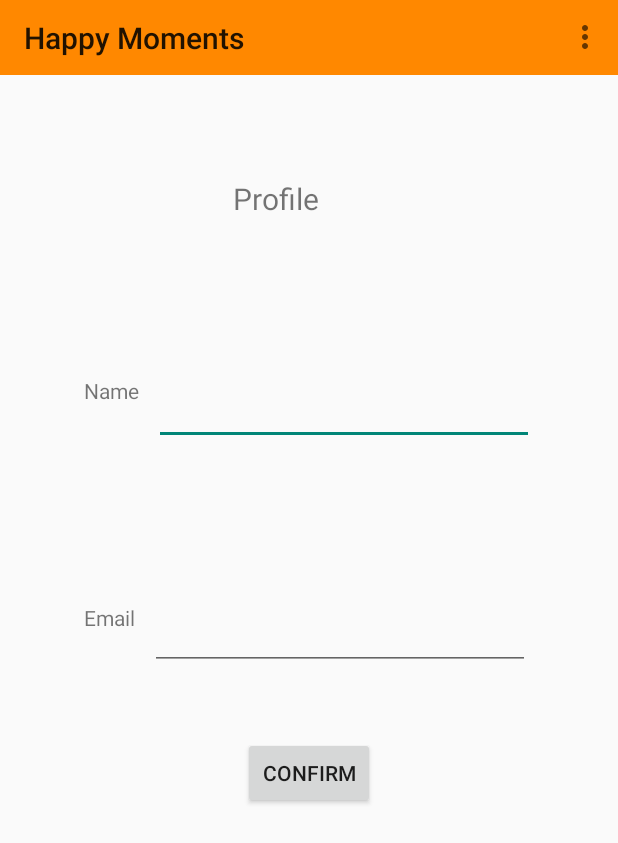
After one commit to wf1101/HappyMoments, an Android app: the SettingActivity screen opened directly, with no data from a screen before it, on a phone screen of 412 x 824 dp. The commit adds this screen. Shown: the top 843 px of the screen. Run offline under Robolectric (Android 15) with nearby library versions, the phone set to English and light mode, and no system bars; our stand-ins replace Firebase (no records; nobody signed in at launch, a user with empty details on screens opened directly); libraries missing offline, so code that uses them is left out: com.firebase.ui.

Commit message:
Added toolbar to all screen Added setting activity

```diff
--- /dev/null
+++ b/app/src/main/java/com/happymoments/wenjie/happymoments/SettingActivity.java
@@ -0,0 +1,93 @@
+package com.happymoments.wenjie.happymoments;
+
+import android.support.v7.app.AppCompatActivity;
+import android.os.Bundle;
+import android.support.v7.widget.Toolbar;
+import android.view.Menu;
+import android.view.MenuInflater;
+import android.view.MenuItem;
+import android.view.View;
+import android.widget.Button;
+import android.widget.EditText;
+import android.widget.TextView;
+import android.widget.Toast;
+
+import com.firebase.ui.auth.AuthUI;
+import com.google.firebase.auth.FirebaseAuth;
+
+public class SettingActivity extends AppCompatActivity {
+    private String mUserName;
+    private String mUserEmail;
+
+
+    @Override
+    protected void onCreate(Bundle savedInstanceState) {
+        super.onCreate(savedInstanceState);
+        setContentView(R.layout.activity_setting);
+
+        // add action bar
+        Toolbar toolbar = (Toolbar) findViewById(R.id.action_bar);
+        setSupportActionBar(toolbar);
+
+        // display current user's name and email
+        mUserName = FirebaseAuth.getInstance().getCurrentUser().getDisplayName();
+        mUserEmail = FirebaseAuth.getInstance().getCurrentUser().getEmail();
+        EditText name = findViewById(R.id.setting_name_field);
+        EditText email = findViewById(R.id.setting_email_field);
+        name.setText(mUserName);
+        email.setText(mUserEmail);
+
+        // confirm button to update user name and email
+        Button confirm = findViewById(R.id.confirm_btn);
+        confirm.setOnClickListener(new View.OnClickListener() {
+            @Override
+            public void onClick(View v) {
+                EditText name = findViewById(R.id.setting_name_field);
+                String newName = name.getText().toString();
+                if (mUserName != newName ) {
+                    mUserName = newName;
+                }
+
+                EditText email = findViewById(R.id.setting_email_field);
+                String newEmail= email.getText().toString();
+                if (mUserEmail != newEmail ) {
+                    mUserEmail = newEmail;
+                }
+
+                toastMessage("Changes saved");
+
+            }
+        });
+
+
+    }
+
+    // toolbar options
+    @Override
+    public boolean onCreateOptionsMenu(Menu menu) {
+        MenuInflater menuInflater = getMenuInflater();
+        menuInflater.inflate(R.menu.menu, menu);
+        return super.onCreateOptionsMenu(menu);
+    }
+
+
+    // Add log out function - use Firebase UI
+    @Override
+    public boolean onOptionsItemSelected(MenuItem item) {
+        toastMessage("log out");
+        switch (item.getItemId()){
+            case R.id.log_out:
+                // sign out
+                AuthUI.getInstance().signOut(this);
+                return true;
+            default:
+                return super.onOptionsItemSelected(item);
+        }
+
+    }
+
+
+    private void toastMessage(String message) {
+        Toast.makeText(this, message, Toast.LENGTH_SHORT).show();
+    }
+}
--- a/app/src/main/res/layout/action_bar.xml
+++ b/app/src/main/res/layout/action_bar.xml
@@ -1,8 +1,8 @@
 <?xml version="1.0" encoding="utf-8"?>
-<android.support.v7.widget.Toolbar
-    xmlns:android="http://schemas.android.com/apk/res/android"
+<android.support.v7.widget.Toolbar xmlns:android="http://schemas.android.com/apk/res/android"
+    style="@style/ToolBarStyle"
     android:layout_width="match_parent"
-    android:layout_height="wrap_content"
-    style="@style/ToolBarStyle">
+    android:layout_height="50dp"
+    android:background="@android:color/holo_orange_dark">
 
 </android.support.v7.widget.Toolbar>
--- /dev/null
+++ b/app/src/main/res/layout/activity_setting.xml
@@ -0,0 +1,107 @@
+<?xml version="1.0" encoding="utf-8"?>
+<android.support.constraint.ConstraintLayout xmlns:android="http://schemas.android.com/apk/res/android"
+    xmlns:app="http://schemas.android.com/apk/res-auto"
+    xmlns:tools="http://schemas.android.com/tools"
+    android:layout_width="match_parent"
+    android:layout_height="match_parent"
+    tools:context=".SettingActivity">
+
+    <include
+        android:id="@+id/action_bar"
+        layout="@layout/action_bar"
+        app:layout_constraintBottom_toBottomOf="parent"
+        app:layout_constraintEnd_toEndOf="parent"
+        app:layout_constraintStart_toStartOf="parent"
+        app:layout_constraintTop_toTopOf="parent">
+
+    </include>
+
+    <TextView
+        android:id="@+id/textView2"
+        android:layout_width="102dp"
+        android:layout_height="30dp"
+        android:layout_marginBottom="8dp"
+        android:layout_marginEnd="8dp"
+        android:layout_marginStart="8dp"
+        android:layout_marginTop="8dp"
+        android:text="Profile"
+        android:textSize="20sp"
+        app:layout_constraintBottom_toBottomOf="parent"
+        app:layout_constraintEnd_toEndOf="parent"
+        app:layout_constraintHorizontal_bias="0.501"
+        app:layout_constraintStart_toStartOf="parent"
+        app:layout_constraintTop_toTopOf="parent"
+        app:layout_constraintVertical_bias="0.142" />
+
+    <LinearLayout
+        android:layout_width="300dp"
+        android:layout_height="72dp"
+        android:layout_marginBottom="8dp"
+        android:layout_marginEnd="8dp"
+        android:layout_marginStart="8dp"
+        android:layout_marginTop="8dp"
+        android:orientation="horizontal"
+        app:layout_constraintBottom_toBottomOf="parent"
+        app:layout_constraintEnd_toEndOf="parent"
+        app:layout_constraintStart_toStartOf="parent"
+        app:layout_constraintTop_toTopOf="parent"
+        app:layout_constraintVertical_bias="0.294">
+
+        <TextView
+            android:layout_width="wrap_content"
+            android:layout_height="match_parent"
+            android:gravity="center"
+            android:text="@string/setting_name" />
+
+        <EditText
+            android:id="@+id/setting_name_field"
+            android:layout_width="match_parent"
+            android:layout_height="match_parent"
+            android:layout_marginLeft="10dp"
+            android:textSize="14sp" />
+    </LinearLayout>
+
+    <LinearLayout
+        android:layout_width="301dp"
+        android:layout_height="69dp"
+        android:layout_marginBottom="8dp"
+        android:layout_marginEnd="8dp"
+        android:layout_marginStart="8dp"
+        android:layout_marginTop="8dp"
+        android:orientation="horizontal"
+        app:layout_constraintBottom_toBottomOf="parent"
+        app:layout_constraintEnd_toEndOf="parent"
+        app:layout_constraintHorizontal_bias="0.507"
+        app:layout_constraintStart_toStartOf="parent"
+        app:layout_constraintTop_toTopOf="parent">
+
+        <TextView
+            android:layout_width="wrap_content"
+            android:layout_height="match_parent"
+            android:gravity="center"
+            android:text="@string/setting_email" />
+
+        <EditText
+            android:id="@+id/setting_email_field"
+            android:layout_width="253dp"
+            android:layout_height="match_parent"
+            android:layout_marginLeft="10dp"
+            android:textSize="14sp" />
+    </LinearLayout>
+
+    <Button
+        android:id="@+id/confirm_btn"
+        android:layout_width="wrap_content"
+        android:layout_height="wrap_content"
+        android:layout_marginBottom="8dp"
+        android:layout_marginEnd="8dp"
+        android:layout_marginStart="8dp"
+        android:layout_marginTop="8dp"
+        android:text="Confirm"
+        app:layout_constraintBottom_toBottomOf="parent"
+        app:layout_constraintEnd_toEndOf="parent"
+        app:layout_constraintStart_toStartOf="parent"
+        app:layout_constraintTop_toTopOf="parent"
+        app:layout_constraintVertical_bias="0.636" />
+
+</android.support.constraint.ConstraintLayout>
--- a/app/src/main/res/values/strings.xml
+++ b/app/src/main/res/values/strings.xml
@@ -22,4 +22,8 @@
 
     <!--Strings in profile activity-->
     <string name="arrow">>></string>
+
+    <!--Strings in setting activity-->
+    <string name="setting_name">Name</string>
+    <string name="setting_email">Email</string>
 </resources>
```
Also changed, not shown: app/src/main/AndroidManifest.xml (+8 -5 lines), app/src/main/java/com/happymoments/wenjie/happymoments/ProfileActivity.java (+51 -0 lines), app/src/main/res/layout/activity_profile.xml (+38 -28 lines).
